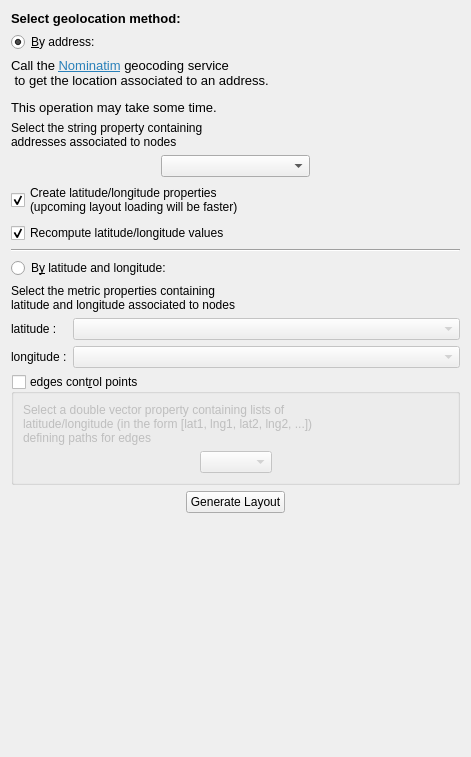
Above: plugins/view/GeographicView/GeolocalisationConfigWidget.ui from Tulip-Dev/tulip before the change. Below: the same form after it.
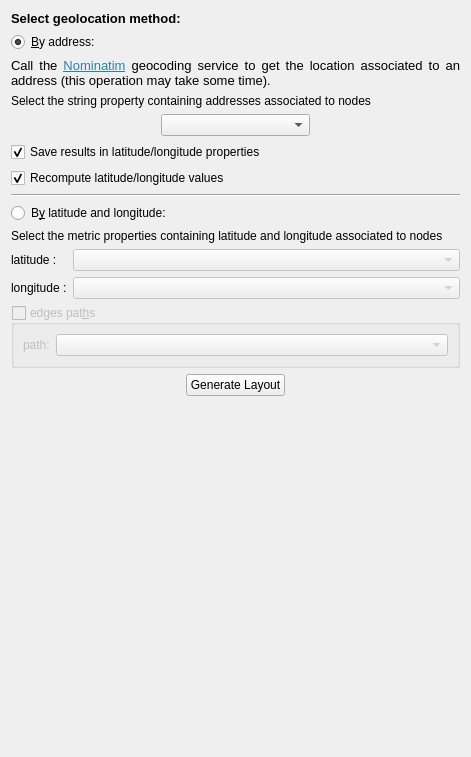
That is the form after the change.

Commit message:
GeographicView: Small cosmetic fixes for the geolocation config widget
  - use wordWrap property instead of manually setting line breaks in QLabels

  - reword a checkbox label to gain space in height

  - move the explaining text for edge paths in the combo box tooltips

  - fix missing widgets enabling/disabling synchronization

Patch:
```diff
--- a/plugins/view/GeographicView/GeolocalisationConfigWidget.ui
+++ b/plugins/view/GeographicView/GeolocalisationConfigWidget.ui
@@ -42,16 +42,20 @@
 &lt;html&gt;&lt;head&gt;&lt;meta name=&quot;qrichtext&quot; content=&quot;1&quot; /&gt;&lt;style type=&quot;text/css&quot;&gt;
 p, li { white-space: pre-wrap; }
 &lt;/style&gt;&lt;/head&gt;&lt;body style=&quot; font-family:'Noto Sans'; font-size:10pt; font-weight:400; font-style:normal;&quot;&gt;
-&lt;p align=&quot;justify&quot; style=&quot; margin-top:12px; margin-bottom:12px; margin-left:0px; margin-right:0px; -qt-block-indent:0; text-indent:0px;&quot;&gt;Call the &lt;a href=&quot;https://nominatim.openstreetmap.org/&quot;&gt;&lt;span style=&quot; text-decoration: underline; color:#2980b9;&quot;&gt;Nominatim&lt;/span&gt;&lt;/a&gt; geocoding service&lt;br /&gt; to get the location associated to an address.&lt;/p&gt;
-&lt;p align=&quot;justify&quot; style=&quot; margin-top:12px; margin-bottom:12px; margin-left:0px; margin-right:0px; -qt-block-indent:0; text-indent:0px;&quot;&gt;This operation may take some time.&lt;/p&gt;&lt;/body&gt;&lt;/html&gt;</string>
+&lt;p align=&quot;justify&quot; style=&quot; margin-top:12px; margin-bottom:12px; margin-left:0px; margin-right:0px; -qt-block-indent:0; text-indent:0px;&quot;&gt;Call the &lt;a href=&quot;https://nominatim.openstreetmap.org/&quot;&gt;&lt;span style=&quot; text-decoration: underline; color:#2980b9;&quot;&gt;Nominatim&lt;/span&gt;&lt;/a&gt; geocoding service to get the location associated to an address (this operation may take some time).&lt;/p&gt;&lt;/body&gt;&lt;/html&gt;</string>
+     </property>
+     <property name="wordWrap">
+      <bool>true</bool>
      </property>
     </widget>
    </item>
    <item>
     <widget class="QLabel" name="label_2">
      <property name="text">
-      <string>Select the string property containing
-addresses associated to nodes</string>
+      <string>Select the string property containing addresses associated to nodes</string>
+     </property>
+     <property name="wordWrap">
+      <bool>true</bool>
      </property>
     </widget>
    </item>
@@ -101,8 +105,7 @@
       <string>If checked, a &quot;latitude&quot; and &quot;longitude&quot; properties are created to store the values retrieved for the geolocation server</string>
      </property>
      <property name="text">
-      <string>Create latitude/longitude properties
-(upcoming layout loading will be faster)</string>
+      <string>Save results in latitude/longitude properties</string>
      </property>
      <property name="checked">
       <bool>true</bool>
@@ -139,8 +142,10 @@
    <item>
     <widget class="QLabel" name="label_3">
      <property name="text">
-      <string>Select the metric properties containing
-latitude and longitude associated to nodes</string>
+      <string>Select the metric properties containing latitude and longitude associated to nodes</string>
+     </property>
+     <property name="wordWrap">
+      <bool>true</bool>
      </property>
     </widget>
    </item>
@@ -197,8 +202,11 @@
    </item>
    <item>
     <widget class="QGroupBox" name="edgesControlPointsGB">
+     <property name="enabled">
+      <bool>false</bool>
+     </property>
      <property name="title">
-      <string>edges cont&amp;rol points</string>
+      <string>edges pat&amp;hs</string>
      </property>
      <property name="checkable">
       <bool>true</bool>
@@ -207,45 +215,27 @@
       <bool>false</bool>
      </property>
      <layout class="QVBoxLayout" name="verticalLayout">
-      <item>
-       <widget class="QLabel" name="label_7">
-        <property name="text">
-         <string>Select a double vector property containing lists of
-latitude/longitude (in the form [lat1, lng1, lat2, lng2, ...])
-defining paths for edges</string>
-        </property>
-       </widget>
-      </item>
       <item>
        <layout class="QHBoxLayout" name="horizontalLayout_5">
         <item>
-         <spacer name="horizontalSpacer_3">
-          <property name="orientation">
-           <enum>Qt::Horizontal</enum>
+         <widget class="QLabel" name="label_7">
+          <property name="text">
+           <string>path:</string>
           </property>
-          <property name="sizeHint" stdset="0">
-           <size>
-            <width>40</width>
-            <height>20</height>
-           </size>
-          </property>
-         </spacer>
+         </widget>
         </item>
         <item>
-         <widget class="QComboBox" name="edgesPathsPropertyCB"/>
-        </item>
-        <item>
-         <spacer name="horizontalSpacer_4">
-          <property name="orientation">
-           <enum>Qt::Horizontal</enum>
+         <widget class="QComboBox" name="edgesPathsPropertyCB">
+          <property name="sizePolicy">
+           <sizepolicy hsizetype="Expanding" vsizetype="Fixed">
+            <horstretch>0</horstretch>
+            <verstretch>0</verstretch>
+           </sizepolicy>
           </property>
-          <property name="sizeHint" stdset="0">
-           <size>
-            <width>40</width>
-            <height>20</height>
-           </size>
+          <property name="toolTip">
+           <string>&lt;html&gt;&lt;head/&gt;&lt;body&gt;&lt;p&gt;Select a double vector property containing lists of &lt;br/&gt;latitude/longitude (in the form [lat1, lng1, lat2, lng2, ...]) &lt;br/&gt;defining paths for edges&lt;/p&gt;&lt;/body&gt;&lt;/html&gt;</string>
           </property>
-         </spacer>
+         </widget>
         </item>
        </layout>
       </item>
```
The commit also changes 1 other file.
